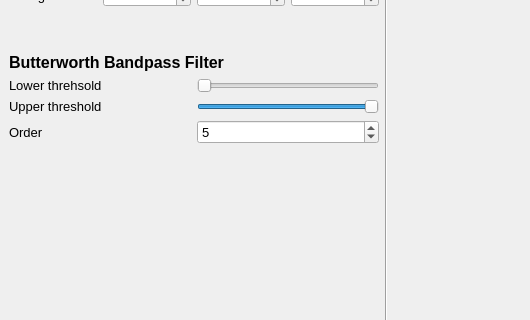
Old version of the form Spectroscopy.ui in the repository KitwareMedical/UltrasoundIntersonApps; both pictures show x 0 to 530 and y 191 to 511 of the 1140 by 746 pixel window.
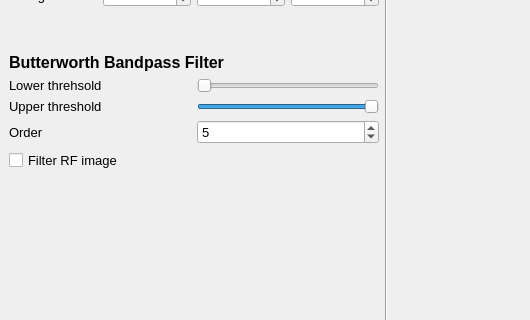
New version of the form.

The edit to the form file:
```diff
--- a/Spectroscopy.ui
+++ b/Spectroscopy.ui
@@ -337,6 +337,13 @@
         </item>
        </layout>
       </item>
+      <item>
+       <widget class="QCheckBox" name="checkBox_filterRF">
+        <property name="text">
+         <string>Filter RF image</string>
+        </property>
+       </widget>
+      </item>
       <item>
        <spacer name="verticalSpacer_2">
         <property name="orientation">
```
